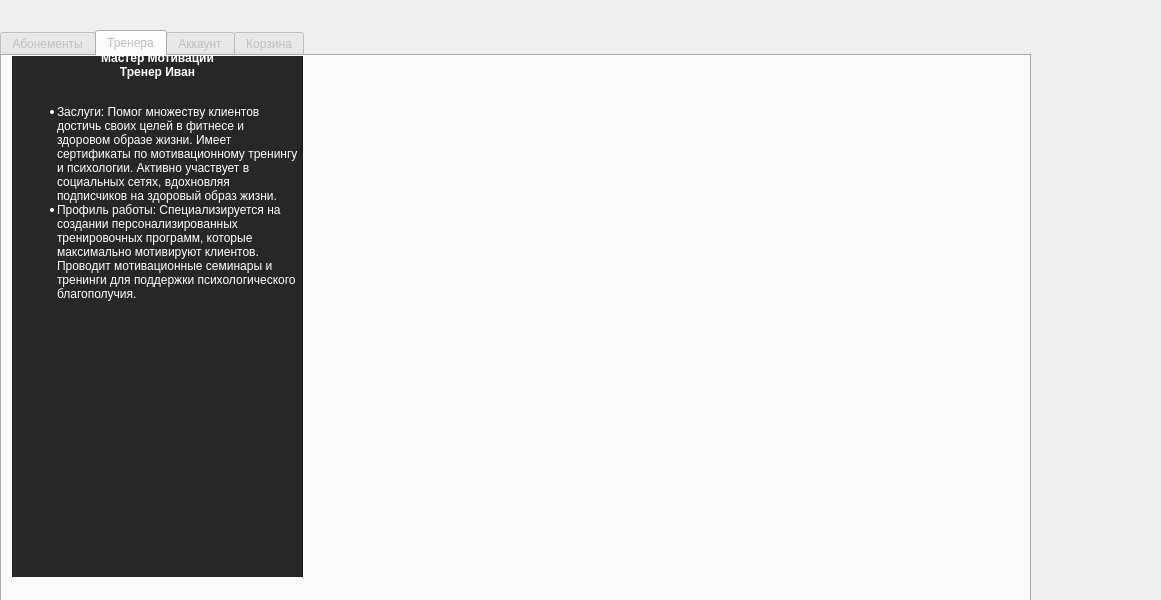
Qt form FINTESS_CENTRE/mainwindow.ui (bartem1us/Fitness_Centre) before a commit.
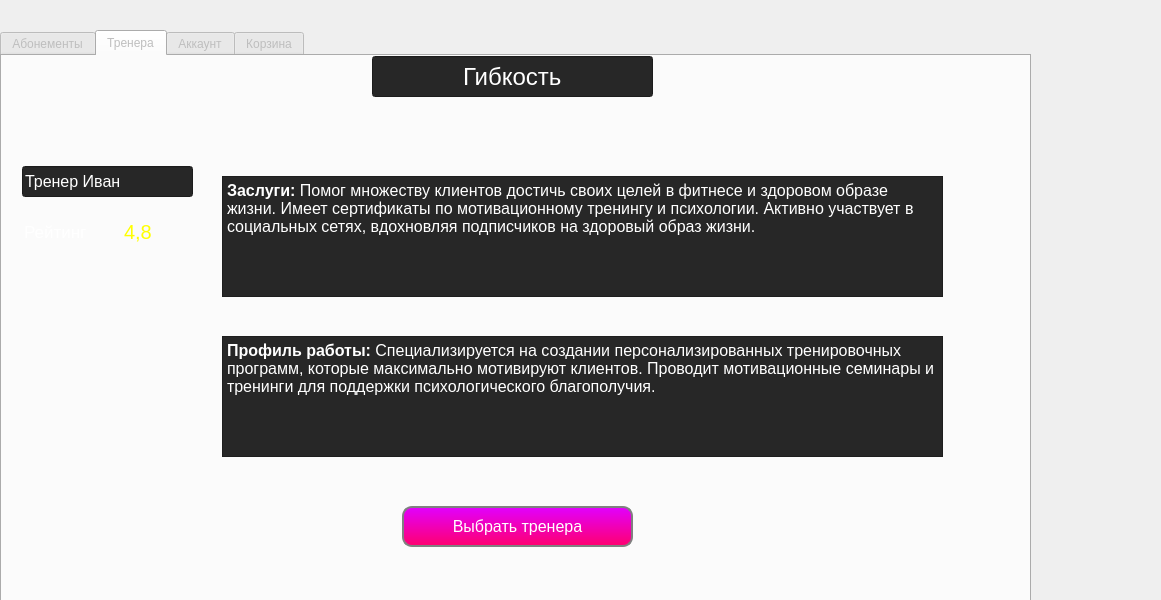
The same form after that commit. The open tabs and pages were chosen to show the change. Icons and pictures are not drawn.

Diff of the .ui file:
```diff
--- a/FINTESS_CENTRE/mainwindow.ui
+++ b/FINTESS_CENTRE/mainwindow.ui
@@ -271,6 +271,9 @@
         <height>521</height>
        </rect>
       </property>
+      <property name="layoutDirection">
+       <enum>Qt::LeftToRight</enum>
+      </property>
       <property name="styleSheet">
        <string notr="true">QWidget#page{
 background-image: url(:/image/image/Weightlifting.jpg);
@@ -552,39 +555,59 @@
        </widget>
       </widget>
       <widget class="QWidget" name="page_3">
-       <widget class="QTextEdit" name="textEdit_5">
+       <widget class="QPushButton" name="pushButton_9">
         <property name="geometry">
          <rect>
           <x>10</x>
-          <y>-10</y>
-          <width>291</width>
-          <height>591</height>
+          <y>440</y>
+          <width>71</width>
+          <height>61</height>
          </rect>
         </property>
-        <property name="sizePolicy">
-         <sizepolicy hsizetype="Expanding" vsizetype="Expanding">
-          <horstretch>0</horstretch>
-          <verstretch>0</verstretch>
-         </sizepolicy>
+        <property name="styleSheet">
+         <string notr="true">image: url(:/icons/icons/left_arrow.png);
+background-color: transparent;
+</string>
         </property>
-        <property name="minimumSize">
-         <size>
-          <width>291</width>
-          <height>411</height>
-         </size>
+        <property name="text">
+         <string/>
         </property>
-        <property name="maximumSize">
-         <size>
-          <width>600</width>
-          <height>1000</height>
-         </size>
+        <property name="flat">
+         <bool>true</bool>
         </property>
+       </widget>
+       <widget class="QPushButton" name="pushButton_8">
+        <property name="geometry">
+         <rect>
+          <x>930</x>
+          <y>440</y>
+          <width>81</width>
+          <height>61</height>
+         </rect>
+        </property>
         <property name="styleSheet">
-         <string notr="true">QTextEdit {
-    color: white;
-    background-color: rgb(39, 39, 39);
-}</string>
+         <string notr="true">image: url(:/icons/icons/right_arrow.png);</string>
         </property>
+        <property name="text">
+         <string/>
+        </property>
+        <property name="flat">
+         <bool>true</bool>
+        </property>
+       </widget>
+       <widget class="QTextEdit" name="textEdit_14">
+        <property name="geometry">
+         <rect>
+          <x>220</x>
+          <y>120</y>
+          <width>721</width>
+          <height>121</height>
+         </rect>
+        </property>
+        <property name="styleSheet">
+         <string notr="true">color: rgb(255, 255, 255);
+background-color: rgb(39, 39, 39);</string>
+        </property>
         <property name="html">
          <string>&lt;!DOCTYPE HTML PUBLIC &quot;-//W3C//DTD HTML 4.0//EN&quot; &quot;http://www.w3.org/TR/REC-html40/strict.dtd&quot;&gt;
 &lt;html&gt;&lt;head&gt;&lt;meta name=&quot;qrichtext&quot; content=&quot;1&quot; /&gt;&lt;meta charset=&quot;utf-8&quot; /&gt;&lt;style type=&quot;text/css&quot;&gt;
@@ -593,13 +616,196 @@
 li.unchecked::marker { content: &quot;\2610&quot;; }
 li.checked::marker { content: &quot;\2612&quot;; }
 &lt;/style&gt;&lt;/head&gt;&lt;body style=&quot; font-family:'Segoe UI'; font-size:9pt; font-weight:400; font-style:normal;&quot;&gt;
-&lt;p align=&quot;center&quot; style=&quot; margin-top:0px; margin-bottom:0px; margin-left:0px; margin-right:0px; -qt-block-indent:0; text-indent:0px;&quot;&gt;&lt;span style=&quot; font-weight:700;&quot;&gt;Мастер Мотивации&lt;/span&gt;&lt;/p&gt;
-&lt;p align=&quot;center&quot; style=&quot; margin-top:0px; margin-bottom:0px; margin-left:0px; margin-right:0px; -qt-block-indent:0; text-indent:0px;&quot;&gt;&lt;span style=&quot; font-weight:700;&quot;&gt;Тренер Иван&lt;/span&gt;&lt;/p&gt;
-&lt;p align=&quot;center&quot; style=&quot;-qt-paragraph-type:empty; margin-top:0px; margin-bottom:0px; margin-left:0px; margin-right:0px; -qt-block-indent:0; text-indent:0px; font-weight:700;&quot;&gt;&lt;br /&gt;&lt;/p&gt;
-&lt;p align=&quot;center&quot; style=&quot; margin-top:0px; margin-bottom:0px; margin-left:0px; margin-right:0px; -qt-block-indent:0; text-indent:0px;&quot;&gt;&lt;img src=&quot;:/image/image/Ivan3.jpg&quot; /&gt;&lt;/p&gt;
-&lt;ul style=&quot;margin-top: 0px; margin-bottom: 0px; margin-left: 0px; margin-right: 0px; -qt-list-indent: 1;&quot;&gt;
-&lt;li style=&quot; margin-top:12px; margin-bottom:0px; margin-left:0px; margin-right:0px; -qt-block-indent:0; text-indent:0px;&quot;&gt;Заслуги: Помог множеству клиентов достичь своих целей в фитнесе и здоровом образе жизни. Имеет сертификаты по мотивационному тренингу и психологии. Активно участвует в социальных сетях, вдохновляя подписчиков на здоровый образ жизни.&lt;/li&gt;
-&lt;li style=&quot; margin-top:0px; margin-bottom:12px; margin-left:0px; margin-right:0px; -qt-block-indent:0; text-indent:0px;&quot;&gt;Профиль работы: Специализируется на создании персонализированных тренировочных программ, которые максимально мотивируют клиентов. Проводит мотивационные семинары и тренинги для поддержки психологического благополучия.&lt;/li&gt;&lt;/ul&gt;&lt;/body&gt;&lt;/html&gt;</string>
+&lt;p style=&quot; margin-top:12px; margin-bottom:0px; margin-left:0px; margin-right:0px; -qt-block-indent:0; text-indent:0px;&quot;&gt;&lt;span style=&quot; font-size:12pt; font-weight:700;&quot;&gt;Заслуги:&lt;/span&gt;&lt;span style=&quot; font-size:12pt;&quot;&gt; Помог множеству клиентов достичь своих целей в фитнесе и здоровом образе жизни. Имеет сертификаты по мотивационному тренингу и психологии. Активно участвует в социальных сетях, вдохновляя подписчиков на здоровый образ жизни.&lt;/span&gt;&lt;/p&gt;&lt;/body&gt;&lt;/html&gt;</string>
+        </property>
+       </widget>
+       <widget class="QTextEdit" name="textEdit_13">
+        <property name="geometry">
+         <rect>
+          <x>220</x>
+          <y>280</y>
+          <width>721</width>
+          <height>121</height>
+         </rect>
+        </property>
+        <property name="styleSheet">
+         <string notr="true">background-color: rgb(39, 39, 39);
+color: rgb(255, 255, 255);</string>
+        </property>
+        <property name="html">
+         <string>&lt;!DOCTYPE HTML PUBLIC &quot;-//W3C//DTD HTML 4.0//EN&quot; &quot;http://www.w3.org/TR/REC-html40/strict.dtd&quot;&gt;
+&lt;html&gt;&lt;head&gt;&lt;meta name=&quot;qrichtext&quot; content=&quot;1&quot; /&gt;&lt;meta charset=&quot;utf-8&quot; /&gt;&lt;style type=&quot;text/css&quot;&gt;
+p, li { white-space: pre-wrap; }
+hr { height: 1px; border-width: 0; }
+li.unchecked::marker { content: &quot;\2610&quot;; }
+li.checked::marker { content: &quot;\2612&quot;; }
+&lt;/style&gt;&lt;/head&gt;&lt;body style=&quot; font-family:'Segoe UI'; font-size:9pt; font-weight:400; font-style:normal;&quot;&gt;
+&lt;p style=&quot; margin-top:0px; margin-bottom:12px; margin-left:0px; margin-right:0px; -qt-block-indent:0; text-indent:0px;&quot;&gt;&lt;span style=&quot; font-size:12pt; font-weight:700;&quot;&gt;Профиль работы:&lt;/span&gt;&lt;span style=&quot; font-size:12pt;&quot;&gt; Специализируется на создании персонализированных тренировочных программ, которые максимально мотивируют клиентов. Проводит мотивационные семинары и тренинги для поддержки психологического благополучия.&lt;/span&gt;&lt;/p&gt;&lt;/body&gt;&lt;/html&gt;</string>
+        </property>
+       </widget>
+       <widget class="QLineEdit" name="lineEdit_10">
+        <property name="geometry">
+         <rect>
+          <x>120</x>
+          <y>160</y>
+          <width>41</width>
+          <height>31</height>
+         </rect>
+        </property>
+        <property name="font">
+         <font>
+          <pointsize>15</pointsize>
+         </font>
+        </property>
+        <property name="styleSheet">
+         <string notr="true">color: rgb(255, 255, 0);
+background-color: transparent</string>
+        </property>
+        <property name="text">
+         <string>4,8</string>
+        </property>
+        <property name="frame">
+         <bool>false</bool>
+        </property>
+       </widget>
+       <widget class="QLineEdit" name="lineEdit_9">
+        <property name="geometry">
+         <rect>
+          <x>20</x>
+          <y>110</y>
+          <width>171</width>
+          <height>31</height>
+         </rect>
+        </property>
+        <property name="font">
+         <font>
+          <pointsize>12</pointsize>
+         </font>
+        </property>
+        <property name="styleSheet">
+         <string notr="true">QLineEdit{
+    color: white;
+    background-color: rgb(39, 39, 39);
+}</string>
+        </property>
+        <property name="text">
+         <string>Тренер Иван</string>
+        </property>
+       </widget>
+       <widget class="QLineEdit" name="lineEdit_11">
+        <property name="geometry">
+         <rect>
+          <x>370</x>
+          <y>0</y>
+          <width>281</width>
+          <height>41</height>
+         </rect>
+        </property>
+        <property name="font">
+         <font>
+          <pointsize>18</pointsize>
+         </font>
+        </property>
+        <property name="styleSheet">
+         <string notr="true">QLineEdit{
+    color: white;
+    background-color: rgb(39, 39, 39);
+}</string>
+        </property>
+        <property name="text">
+         <string>Гибкость</string>
+        </property>
+        <property name="alignment">
+         <set>Qt::AlignCenter</set>
+        </property>
+       </widget>
+       <widget class="QLabel" name="label_6">
+        <property name="geometry">
+         <rect>
+          <x>50</x>
+          <y>10</y>
+          <width>101</width>
+          <height>100</height>
+         </rect>
+        </property>
+        <property name="styleSheet">
+         <string notr="true">image: url(:/image/image/Ivan3.jpg);</string>
+        </property>
+        <property name="text">
+         <string/>
+        </property>
+       </widget>
+       <widget class="QLineEdit" name="lineEdit_12">
+        <property name="geometry">
+         <rect>
+          <x>20</x>
+          <y>160</y>
+          <width>81</width>
+          <height>31</height>
+         </rect>
+        </property>
+        <property name="font">
+         <font>
+          <pointsize>13</pointsize>
+         </font>
+        </property>
+        <property name="styleSheet">
+         <string notr="true">background-color: transparent;
+color: white;</string>
+        </property>
+        <property name="text">
+         <string>Рейтинг</string>
+        </property>
+        <property name="frame">
+         <bool>false</bool>
+        </property>
+       </widget>
+       <widget class="QLabel" name="label_5">
+        <property name="geometry">
+         <rect>
+          <x>160</x>
+          <y>160</y>
+          <width>41</width>
+          <height>31</height>
+         </rect>
+        </property>
+        <property name="font">
+         <font>
+          <pointsize>7</pointsize>
+         </font>
+        </property>
+        <property name="styleSheet">
+         <string notr="true">image: url(:/icons/icons/star.png);</string>
+        </property>
+        <property name="text">
+         <string/>
+        </property>
+       </widget>
+       <widget class="QPushButton" name="pushButton_10">
+        <property name="geometry">
+         <rect>
+          <x>400</x>
+          <y>450</y>
+          <width>231</width>
+          <height>41</height>
+         </rect>
+        </property>
+        <property name="font">
+         <font>
+          <pointsize>12</pointsize>
+         </font>
+        </property>
+        <property name="styleSheet">
+         <string notr="true">QPushButton {
+	background: qlineargradient(x1:0, y1:0, x2:0, y2:1, stop:0 #e100ff, stop:1 #ff006f);
+	color: white;
+    border: 2px solid gray;
+    border-radius: 10px; /* Радиус закругления */
+    padding: 2px 10px;
+}</string>
+        </property>
+        <property name="text">
+         <string>Выбрать тренера</string>
         </property>
        </widget>
       </widget>
```
Left out of the diff: 315 changed lines with no effect on the pictures.
